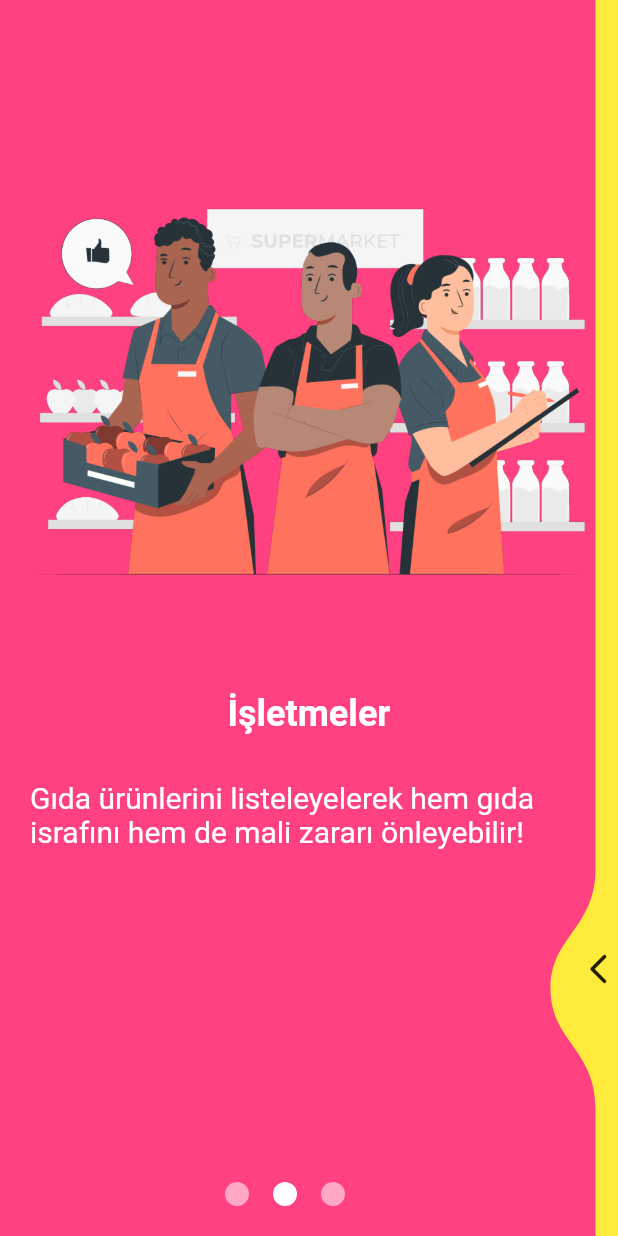
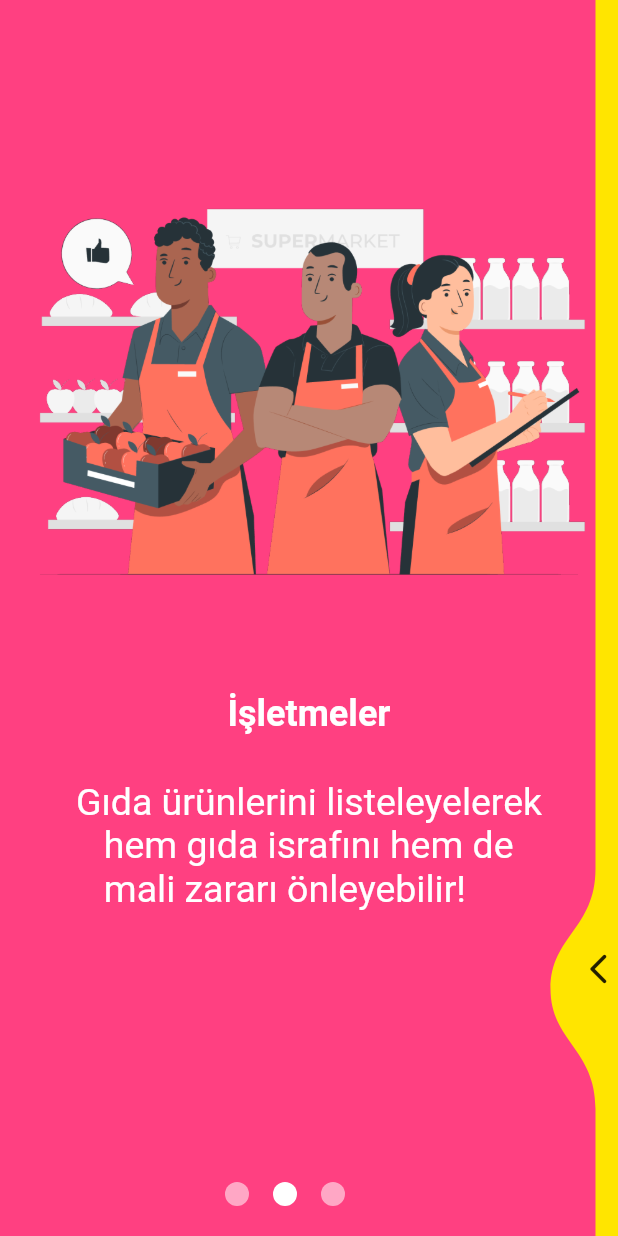
Before and after one commit to huseyinasan/biyemek, a Flutter app: the screen it shows after launch, swiped to page 2, on a phone screen of 412 x 824 dp. Run offline on Flutter 3.47's test engine with Material 2 defaults, Android fonts, the light colour scheme and no system bars; drawn by our look-alikes of liquid_swipe, smooth_page_indicator; our stand-ins replace animated_splash_screen, cloud_firestore, firebase_auth, firebase_core, firebase_storage, flutter_spinkit and 3 more; accounts and stored records are empty.

Commit message:
new changes added

```diff
--- a/lib/screens/business_screens/authentication/business_login_page.dart
+++ b/lib/screens/business_screens/authentication/business_login_page.dart
@@ -186,7 +186,7 @@ class _BusinessLoginPageState extends State<BusinessLoginPage> {
                     ),
                   ),
                 ),
-                const Padding(
+                 Padding(
                   padding: EdgeInsets.only(top: 10),
                   child: Row(
                     mainAxisAlignment: MainAxisAlignment.center,
--- a/lib/screens/business_screens/home/product/add_product_completed.dart
+++ b/lib/screens/business_screens/home/product/add_product_completed.dart
@@ -62,7 +62,7 @@ class _AddProductCompletedPageState extends State<AddProductCompletedPage> {
                 ),
               ],
             ),
-            const Padding(
+            Padding(
               padding: EdgeInsets.symmetric(vertical: 80),
               child: Column(
                 children: [
--- a/lib/screens/customer_screens/authentication/customer_login_page.dart
+++ b/lib/screens/customer_screens/authentication/customer_login_page.dart
@@ -231,7 +231,7 @@ class _CustomerLoginPageState extends State<CustomerLoginPage> {
                   ),
                 ),
                 // google + apple sign in buttons
-                const Padding(
+                 Padding(
                   padding: EdgeInsets.only(top: 10),
                   child: Row(
                     mainAxisAlignment: MainAxisAlignment.center,
--- a/lib/screens/customer_screens/home/customer_homepage.dart
+++ b/lib/screens/customer_screens/home/customer_homepage.dart
@@ -96,7 +96,7 @@ class _CustomerHomePageState extends State<CustomerHomePage> {
               child: SingleChildScrollView(
                 child: Column(
                   children: [
-                    const Row(
+                     Row(
                       mainAxisAlignment: MainAxisAlignment.center,
                       children: [
                         Text(
@@ -279,7 +279,7 @@ class _CustomerHomePageState extends State<CustomerHomePage> {
 //my order page starts here-------------------------------------------------------------
             Column(
               children: [
-                const Row(
+                 Row(
                   mainAxisAlignment: MainAxisAlignment.center,
                   children: [
                     Padding(
--- a/lib/screens/customer_screens/home/product/order_sucess_page.dart
+++ b/lib/screens/customer_screens/home/product/order_sucess_page.dart
@@ -40,7 +40,7 @@ class _OrderSucessPage extends State<OrderSucessPage> {
                 ),
               ],
             ),
-            const Padding(
+             Padding(
               padding: EdgeInsets.symmetric(vertical: 80),
               child: Column(
                 children: [
--- a/lib/screens/customer_screens/home/product/product_order_page.dart
+++ b/lib/screens/customer_screens/home/product/product_order_page.dart
@@ -37,7 +37,7 @@ class _ProductOrderPageState extends State<ProductOrderPage> {
       ),
       body: Column(
         children: [
-          const Padding(
+           Padding(
             padding: EdgeInsets.symmetric(
               horizontal: 20,
               vertical: 10,
--- a/lib/screens/customer_screens/home/profile/customer_profile_page.dart
+++ b/lib/screens/customer_screens/home/profile/customer_profile_page.dart
@@ -27,6 +27,7 @@ class _CustomerProfilePageState extends State<CustomerProfilePage> {
       appBar: AppBar(
         title: const Text('Profil'),
         backgroundColor: Colors.green,
+
       ),
       body: Column(
         children: <Widget>[
@@ -42,7 +43,7 @@ class _CustomerProfilePageState extends State<CustomerProfilePage> {
                     showModalBottomSheet(
                         context: context,
                         builder: (BuildContext) {
-                          return const SizedBox(
+                          return  SizedBox(
                             height: 200,
                             child: Row(
                               children: [
--- a/lib/screens/onboarding/entrances/business_entrance.dart
+++ b/lib/screens/onboarding/entrances/business_entrance.dart
@@ -56,7 +56,7 @@ class _BusinessEntranceState extends State<BusinessEntrance> {
                     fit: BoxFit.cover, // Resmi sığdırma şekli
                   ),
                   const SizedBox(height: 20),
-                  const Padding(
+                  Padding(
                     padding: EdgeInsets.only(
                       left: 10,
                       right: 10,
--- a/lib/screens/onboarding/entrances/choose_entrance.dart
+++ b/lib/screens/onboarding/entrances/choose_entrance.dart
@@ -24,6 +24,7 @@ class ChooseEntrance extends StatelessWidget {
           ),
         ),
       ),
+
       body: Stack(
         children: <Widget>[
           GestureDetector(
@@ -38,7 +39,7 @@ class ChooseEntrance extends StatelessWidget {
               );
             },
             child: Container(
-              height: MediaQuery.of(context).size.height * 3 / 5,
+              height: MediaQuery.of(context).size.height * 2 / 5,
               width: MediaQuery.of(context).size.width,
               color: AppColors.secondaryColor,
               child: Column(
@@ -104,7 +105,7 @@ class ChooseEntrance extends StatelessWidget {
                 );
               },
               child: Container(
-                height: MediaQuery.of(context).size.height * 2 / 5,
+                height: MediaQuery.of(context).size.height * 3/ 6,
                 width: MediaQuery.of(context).size.width,
                 color: AppColors.primaryColor,
                 child: Column(
--- a/lib/screens/onboarding/entrances/customer_entrance.dart
+++ b/lib/screens/onboarding/entrances/customer_entrance.dart
@@ -56,7 +56,7 @@ class _CustomerEntranceState extends State<CustomerEntrance> {
                     fit: BoxFit.cover, // Resmi sığdırma şekli
                   ),
                   const SizedBox(height: 20),
-                  const Padding(
+                   Padding(
                     padding: EdgeInsets.only(
                       left: 10,
                       right: 10,
@@ -207,7 +207,7 @@ class _CustomerEntranceState extends State<CustomerEntrance> {
                     ],
                   ),
                   const SizedBox(height: 30),
-                  const Row(
+                   Row(
                     mainAxisAlignment: MainAxisAlignment.center,
                     children: [
                       Text(
--- a/lib/screens/onboarding/onboarding_screen.dart
+++ b/lib/screens/onboarding/onboarding_screen.dart
@@ -51,9 +51,10 @@ class _IntroductionScreenState extends State<IntroductionScreen> {
                     ),
                     const SizedBox(height: 20),
                     const Text(
-                      """İsrafı önlemenin en ucuz ve taze hali""",
+                      """     İsrafı önlemenin
+   en ucuz ve taze hali""",
                       style: TextStyle(
-                        fontSize: 20,
+                        fontSize: 25,
                         color: Colors.white,
                       ),
                       overflow: TextOverflow.clip,
@@ -84,9 +85,11 @@ class _IntroductionScreenState extends State<IntroductionScreen> {
                       child: Padding(
                         padding: EdgeInsets.all(20),
                         child: Text(
-                          "Gıda ürünlerini listeleyelerek hem gıda israfını hem de mali zararı önleyebilir!",
+                          """ Gıda ürünlerini listeleyelerek
+    hem gıda israfını hem de
+    mali zararı önleyebilir!""",
                           style: TextStyle(
-                            fontSize: 20,
+                            fontSize: 25,
                             overflow: TextOverflow.clip,
                             color: Colors.white,
                           ),
@@ -98,26 +101,34 @@ class _IntroductionScreenState extends State<IntroductionScreen> {
               ),
               //third page
               Container(
-                color: Colors.yellow,
+                color: Color(0xFFFFE500),
                 child: Column(
                   children: [
                     const SizedBox(height: 50),
                     Image.asset("assets/images/onboarding/intro3.png"),
+                    Text("Müşteriler",
+                      style: TextStyle(
+                        fontSize: 24,
+                        color: Colors.white,
+                        fontWeight: FontWeight.bold,
+                      ),
+                      overflow: TextOverflow.clip,),
                     const SizedBox(
                       child: Padding(
                         padding: EdgeInsets.all(20.0),
                         child: Text(
-                          "Gıda ürünlerini çok uygun fiyatlara satın al ve israfın önüne geç!",
+                          """   Gıda ürünlerini çok uygun fiyatlara
+        satın al ve israfın önüne geç!""",
                           style: TextStyle(
                             fontSize: 20,
                             overflow: TextOverflow.clip,
-                            color: Colors.black,
+                            color: Colors.white,
                           ),
                         ),
                       ),
                     ),
                     Padding(
-                      padding: const EdgeInsets.symmetric(vertical: 20),
+                      padding: const EdgeInsets.symmetric(vertical: 40),
                       child: GestureDetector(
                         onTap: () {
                           Navigator.push(
@@ -133,10 +144,11 @@ class _IntroductionScreenState extends State<IntroductionScreen> {
                           width: 200,
                           height: 50,
                           decoration: BoxDecoration(
-                            color: AppColors.tertiaryColor,
+
                             borderRadius: BorderRadius.circular(20),
                             border: Border.all(
                               color: Colors.white,
+                              width: 3,
                             ),
                           ),
                           child: const Center(
```
Also changed, not shown: lib/screens/business_screens/home/business_home_page.dart (+13 -13 lines), pubspec.lock, 1 other file.
